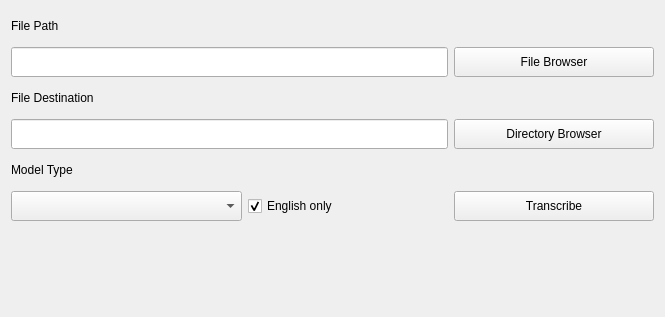
This is scripts/qt/ui/transcription_main_window.ui in ericnjkim/transcription_tool as Qt 5 draws it before an edit. The edited form follows.
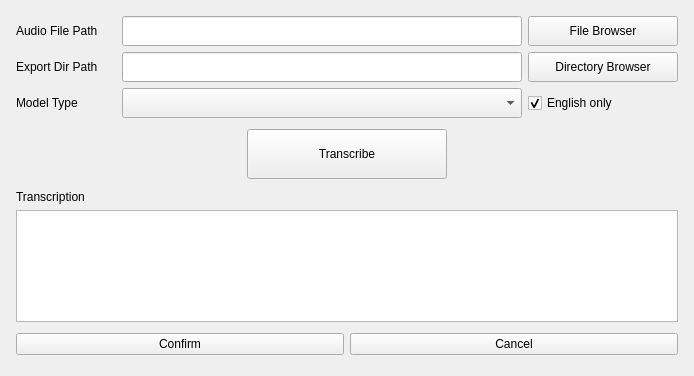
This is the edited form.

Diff of the .ui file:
```diff
--- a/scripts/qt/ui/transcription_main_window.ui
+++ b/scripts/qt/ui/transcription_main_window.ui
@@ -6,8 +6,8 @@
    <rect>
     <x>0</x>
     <y>0</y>
-    <width>665</width>
-    <height>317</height>
+    <width>692</width>
+    <height>376</height>
    </rect>
   </property>
   <property name="minimumSize">
@@ -20,25 +20,123 @@
    <string>Form</string>
   </property>
   <layout class="QGridLayout" name="gridLayout">
+   <item row="3" column="0">
+    <layout class="QVBoxLayout" name="transcription_section">
+     <property name="leftMargin">
+      <number>5</number>
+     </property>
+     <property name="topMargin">
+      <number>5</number>
+     </property>
+     <property name="rightMargin">
+      <number>5</number>
+     </property>
+     <property name="bottomMargin">
+      <number>5</number>
+     </property>
+     <item>
+      <widget class="QLabel" name="label_transcription">
+       <property name="text">
+        <string>Transcription</string>
+       </property>
+      </widget>
+     </item>
+     <item>
+      <widget class="QPlainTextEdit" name="ptedit_transcription">
+       <property name="enabled">
+        <bool>true</bool>
+       </property>
+      </widget>
+     </item>
+     <item>
+      <layout class="QHBoxLayout" name="horizontalLayout_5">
+       <property name="leftMargin">
+        <number>0</number>
+       </property>
+       <property name="topMargin">
+        <number>5</number>
+       </property>
+       <property name="rightMargin">
+        <number>0</number>
+       </property>
+       <property name="bottomMargin">
+        <number>5</number>
+       </property>
+       <item>
+        <widget class="QPushButton" name="btn_transcription_confirm">
+         <property name="text">
+          <string>Confirm</string>
+         </property>
+        </widget>
+       </item>
+       <item>
+        <widget class="QPushButton" name="btn_transcription_cancel">
+         <property name="enabled">
+          <bool>true</bool>
+         </property>
+         <property name="text">
+          <string>Cancel</string>
+         </property>
+        </widget>
+       </item>
+      </layout>
+     </item>
+    </layout>
+   </item>
    <item row="0" column="0">
-    <layout class="QVBoxLayout" name="verticalLayout_2">
+    <layout class="QVBoxLayout" name="setup_section">
+     <property name="topMargin">
+      <number>0</number>
+     </property>
+     <property name="bottomMargin">
+      <number>0</number>
+     </property>
      <item>
-      <widget class="QLabel" name="label_2">
-       <property name="minimumSize">
-        <size>
-         <width>0</width>
-         <height>30</height>
-        </size>
+      <layout class="QVBoxLayout" name="verticalLayout">
+       <property name="sizeConstraint">
+        <enum>QLayout::SetDefaultConstraint</enum>
        </property>
-       <property name="text">
-        <string>File Path</string>
+       <property name="leftMargin">
+        <number>5</number>
        </property>
-      </widget>
-     </item>
+       <property name="topMargin">
+        <number>5</number>
+       </property>
+       <property name="rightMargin">
+        <number>5</number>
+       </property>
+       <property name="bottomMargin">
+        <number>5</number>
+       </property>
      <item>
       <layout class="QHBoxLayout" name="horizontalLayout">
        <item>
-        <widget class="QLineEdit" name="ledit_file_path">
+          <widget class="QLabel" name="label_audio_file_path">
+           <property name="sizePolicy">
+            <sizepolicy hsizetype="Preferred" vsizetype="Fixed">
+             <horstretch>0</horstretch>
+             <verstretch>0</verstretch>
+            </sizepolicy>
+           </property>
+           <property name="minimumSize">
+            <size>
+             <width>100</width>
+             <height>30</height>
+            </size>
+           </property>
+           <property name="maximumSize">
+            <size>
+             <width>100</width>
+             <height>16777215</height>
+            </size>
+           </property>
+           <property name="text">
+            <string>Audio File Path</string>
+           </property>
+          </widget>
+         </item>
+         <item>
+          <widget class="QLineEdit" name="ledit_audio_file_path">
          <property name="minimumSize">
           <size>
            <width>400</width>
@@ -51,13 +149,13 @@
         <widget class="QPushButton" name="button_file_browser">
          <property name="minimumSize">
           <size>
-           <width>200</width>
+             <width>150</width>
            <height>30</height>
           </size>
          </property>
          <property name="maximumSize">
           <size>
-           <width>200</width>
+             <width>150</width>
            <height>16777215</height>
           </size>
          </property>
@@ -68,27 +166,35 @@
        </item>
       </layout>
      </item>
-    </layout>
-   </item>
-   <item row="1" column="0">
-    <layout class="QVBoxLayout" name="verticalLayout_3">
-     <item>
-      <widget class="QLabel" name="label_3">
-       <property name="minimumSize">
-        <size>
-         <width>0</width>
-         <height>30</height>
-        </size>
-       </property>
-       <property name="text">
-        <string>File Destination</string>
-       </property>
-      </widget>
-     </item>
      <item>
       <layout class="QHBoxLayout" name="horizontalLayout_3">
        <item>
-        <widget class="QLineEdit" name="ledit_dir_browser">
+          <widget class="QLabel" name="label_export_dir_path">
+           <property name="sizePolicy">
+            <sizepolicy hsizetype="Preferred" vsizetype="Fixed">
+             <horstretch>0</horstretch>
+             <verstretch>0</verstretch>
+            </sizepolicy>
+           </property>
+           <property name="minimumSize">
+            <size>
+             <width>100</width>
+             <height>30</height>
+            </size>
+           </property>
+           <property name="maximumSize">
+            <size>
+             <width>100</width>
+             <height>16777215</height>
+            </size>
+           </property>
+           <property name="text">
+            <string>Export Dir Path</string>
+           </property>
+          </widget>
+         </item>
+         <item>
+          <widget class="QLineEdit" name="ledit_export_dir_path">
          <property name="minimumSize">
           <size>
            <width>400</width>
@@ -101,13 +207,13 @@
         <widget class="QPushButton" name="button_dir_browser">
          <property name="minimumSize">
           <size>
-           <width>200</width>
+             <width>150</width>
            <height>30</height>
           </size>
          </property>
          <property name="maximumSize">
           <size>
-           <width>200</width>
+             <width>150</width>
            <height>30</height>
           </size>
          </property>
@@ -118,25 +224,33 @@
        </item>
       </layout>
      </item>
-    </layout>
-   </item>
-   <item row="2" column="0">
-    <layout class="QVBoxLayout" name="verticalLayout">
-     <item>
-      <widget class="QLabel" name="label">
-       <property name="minimumSize">
-        <size>
-         <width>0</width>
-         <height>30</height>
-        </size>
-       </property>
-       <property name="text">
-        <string>Model Type</string>
-       </property>
-      </widget>
-     </item>
      <item>
       <layout class="QHBoxLayout" name="horizontalLayout_2">
+         <item>
+          <widget class="QLabel" name="label_model_type">
+           <property name="sizePolicy">
+            <sizepolicy hsizetype="Preferred" vsizetype="Fixed">
+             <horstretch>0</horstretch>
+             <verstretch>0</verstretch>
+            </sizepolicy>
+           </property>
+           <property name="minimumSize">
+            <size>
+             <width>100</width>
+             <height>30</height>
+            </size>
+           </property>
+           <property name="maximumSize">
+            <size>
+             <width>100</width>
+             <height>16777215</height>
+            </size>
+           </property>
+           <property name="text">
+            <string>Model Type</string>
+           </property>
+          </widget>
+         </item>
        <item>
         <widget class="QComboBox" name="cbox_model_type">
          <property name="minimumSize">
@@ -149,9 +263,15 @@
        </item>
        <item>
         <widget class="QCheckBox" name="chkbox_eng_only">
+           <property name="minimumSize">
+            <size>
+             <width>10</width>
+             <height>0</height>
+            </size>
+           </property>
          <property name="maximumSize">
           <size>
-           <width>200</width>
+             <width>150</width>
            <height>16777215</height>
           </size>
          </property>
@@ -163,12 +283,24 @@
          </property>
         </widget>
        </item>
+        </layout>
+       </item>
+      </layout>
+     </item>
        <item>
-        <widget class="QPushButton" name="button_transcribe">
+      <layout class="QHBoxLayout" name="horizontalLayout_4">
+       <property name="spacing">
+        <number>0</number>
+       </property>
+       <property name="sizeConstraint">
+        <enum>QLayout::SetDefaultConstraint</enum>
+       </property>
+       <item>
+        <widget class="QPushButton" name="btn_transcribe">
          <property name="minimumSize">
           <size>
            <width>200</width>
-           <height>30</height>
+           <height>50</height>
           </size>
          </property>
          <property name="maximumSize">
@@ -186,19 +318,6 @@
      </item>
     </layout>
    </item>
-   <item row="3" column="0">
-    <spacer name="verticalSpacer">
-     <property name="orientation">
-      <enum>Qt::Vertical</enum>
-     </property>
-     <property name="sizeHint" stdset="0">
-      <size>
-       <width>20</width>
-       <height>40</height>
-      </size>
-     </property>
-    </spacer>
-   </item>
   </layout>
  </widget>
  <resources/>
```
Left out of the diff: 10 changed lines with no effect on the pictures. Lines whose indentation alone changed are shown as unchanged.
